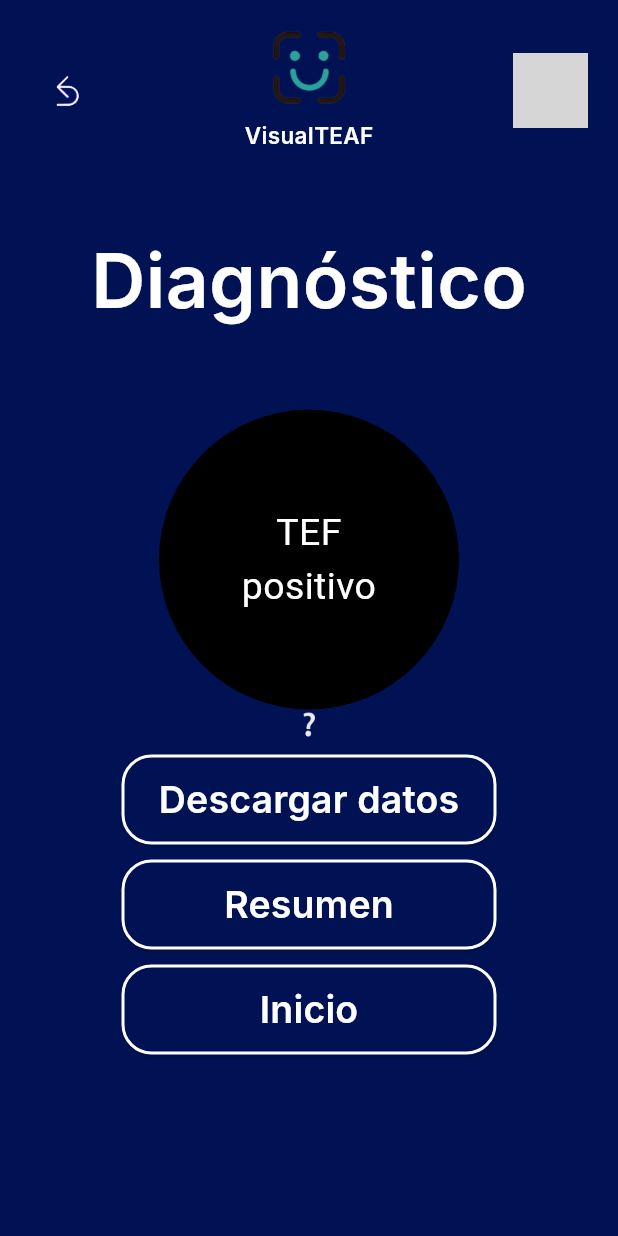
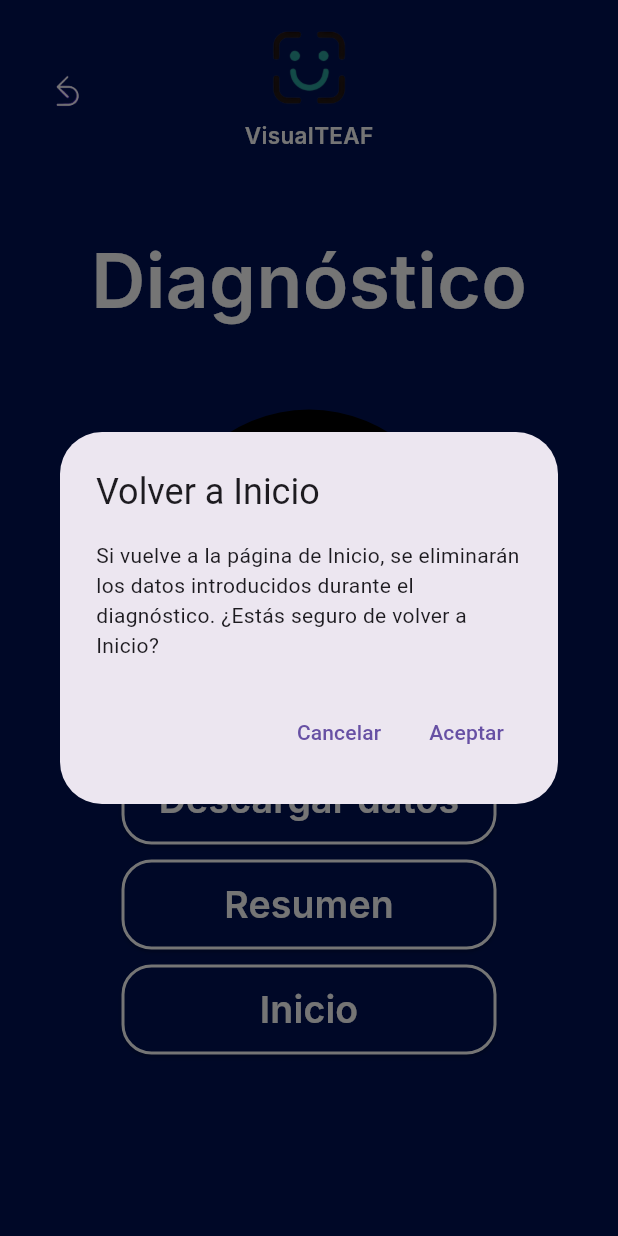
Before and after one commit to irenetrrs/teaf_app, a Flutter app: the SolucionUI screen opened directly, after a tap on "Inicio", on a phone screen of 412 x 824 dp. Run offline on Flutter 3.47's test engine with Material 3 defaults, Android fonts, the phone set to English and light mode, and no system bars; our stand-ins replace shared_preferences; accounts and stored records are empty; Roboto replaces fonts that are missing (Inter); grey boxes are pictures that could not be loaded.

Commit message:
borrar datos al volver a inicio

```diff
--- a/lib/solucion_ui.dart
+++ b/lib/solucion_ui.dart
@@ -1,10 +1,17 @@
 import 'package:flutter/material.dart';
+import 'package:shared_preferences/shared_preferences.dart';
+import 'package:teaf_app/inicio_ui.dart';
 import 'resumen_ui.dart';
 import 'analisis5_ui.dart';
 import 'welcome_ui.dart';
 import 'sign_ui.dart';
 
 class SolucionUI extends StatelessWidget {
+  Future<void> resetPreferences(BuildContext context) async {
+    SharedPreferences prefs = await SharedPreferences.getInstance();
+    await prefs.clear();
+  }
+
   @override
   Widget build(BuildContext context) {
     return Scaffold(
@@ -258,13 +265,40 @@ class SolucionUI extends StatelessWidget {
               margin: EdgeInsets.symmetric(horizontal: 10),
               child: ElevatedButton(
                 onPressed: () {
+                  showDialog(
+                    context: context,
+                    builder: (BuildContext context) {
+                      return AlertDialog(
+                        title: Text('Volver a Inicio'),
+                        content: Text(
+                            'Si vuelve a la página de Inicio, se eliminarán los datos introducidos durante el diagnóstico. ¿Estás seguro de volver a Inicio?'),
+                        actions: <Widget>[
+                          TextButton(
+                            onPressed: () {
+                              Navigator.of(context)
+                                  .pop(); // Cerrar el cuadro de diálogo
+                            },
+                            child: Text('Cancelar'),
+                          ),
+                          TextButton(
+                            onPressed: () {
+                              // Resetear los valores y cerrar el cuadro de diálogo
+                              resetPreferences(context);
+                              Navigator.push(
+                                context,
+                                MaterialPageRoute(
+                                  builder: (context) => InicioUI(),
+                                ),
+                              );
+                              // Puedes navegar a la pantalla de inicio o hacer cualquier otra acción necesaria después de resetear
+                            },
+                            child: Text('Aceptar'),
+                          ),
+                        ],
+                      );
+                    },
+                  );
                   // Manejar la acción de Atrás
-                  Navigator.push(
-                    context,
-                    MaterialPageRoute(
-                      builder: (context) => SolucionUI(),
-                    ),
-                  );
                 },
                 style: ButtonStyle(
                   backgroundColor: MaterialStateProperty.all(Color(0xFF001254)),
```
